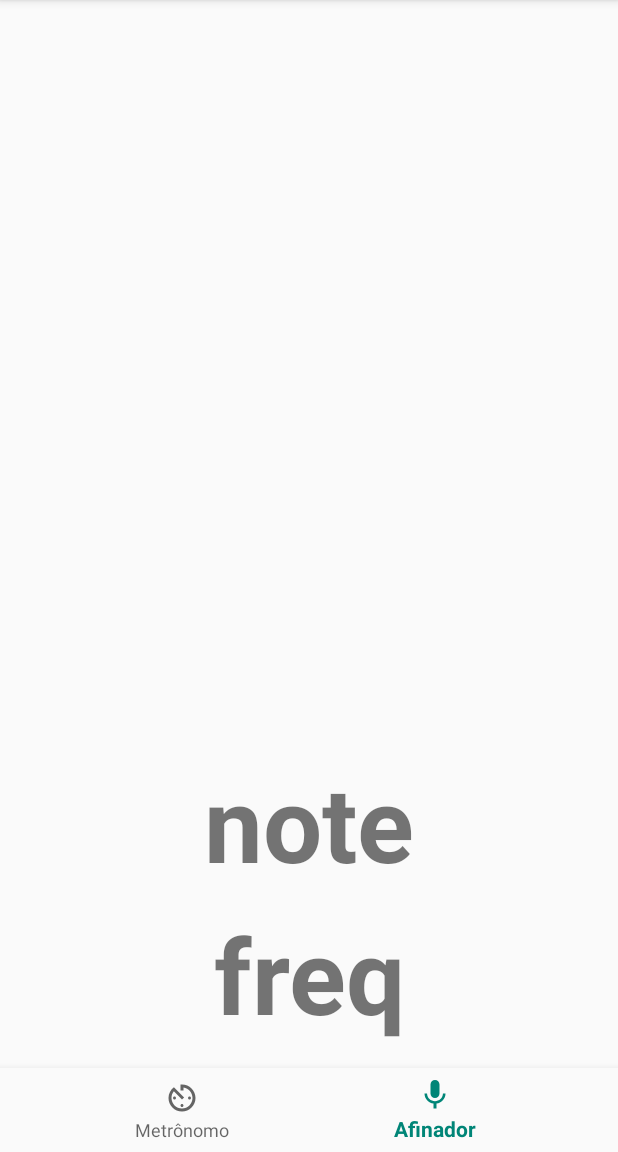
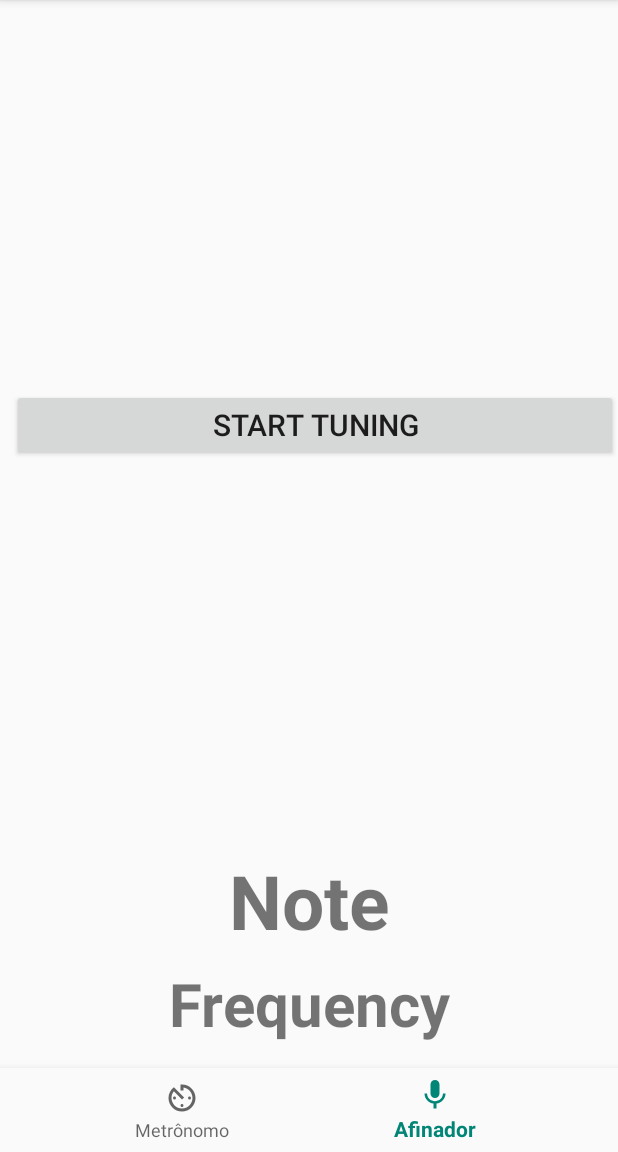
Before and after one commit to andredxc/embarcados, an Android app: the Tuner screen opened directly, with no data from a screen before it, on a phone screen of 412 x 824 dp, the part 84-1236 px from its top. Run offline under Robolectric (Android 15) with nearby library versions, the phone set to English and light mode, and no system bars.

Commit message:
Implemented tuner

```diff
--- a/togepy/app/src/main/res/layout/activity_tuner.xml
+++ b/togepy/app/src/main/res/layout/activity_tuner.xml
@@ -21,18 +21,18 @@
         app:menu="@menu/bottom_nav_menu" />
 
     <LinearLayout
+        android:id="@+id/layoutNote"
         android:layout_width="wrap_content"
         android:layout_height="wrap_content"
         android:layout_marginStart="8dp"
         android:layout_marginLeft="8dp"
-        android:layout_marginTop="8dp"
         android:layout_marginEnd="8dp"
         android:layout_marginRight="8dp"
         android:layout_marginBottom="8dp"
         android:orientation="vertical"
         app:layout_constraintBottom_toTopOf="@+id/nav_view"
         app:layout_constraintEnd_toEndOf="parent"
-        app:layout_constraintStart_toStartOf="parent" >
+        app:layout_constraintStart_toStartOf="parent">
 
         <TextView
             android:id="@+id/pitchNote"
@@ -40,8 +40,8 @@
             android:layout_height="match_parent"
             android:layout_marginBottom="8dp"
             android:gravity="center"
-            android:text="note"
-            android:textSize="70dp"
+            android:text="@string/tunerNoteDefaultText"
+            android:textSize="50sp"
             android:textStyle="bold"
             app:layout_constraintBottom_toBottomOf="parent" />
 
@@ -51,11 +51,51 @@
             android:layout_height="match_parent"
             android:layout_marginBottom="8dp"
             android:gravity="center"
-            android:text="freq"
-            android:textSize="70dp"
+            android:text="@string/tunerFrequencyDefaultText"
+            android:textSize="40sp"
             android:textStyle="bold"
             app:layout_constraintBottom_toBottomOf="parent" />
 
     </LinearLayout>
 
+    <RelativeLayout
+        android:id="@+id/layoutTuner"
+        android:layout_width="0dp"
+        android:layout_height="0dp"
+        android:layout_marginStart="8dp"
+        android:layout_marginLeft="8dp"
+        android:layout_marginTop="8dp"
+        android:layout_marginBottom="8dp"
+        android:orientation="vertical"
+        app:layout_constraintBottom_toTopOf="@+id/layoutNote"
+        app:layout_constraintEnd_toEndOf="parent"
+        app:layout_constraintHorizontal_bias="0.0"
+        app:layout_constraintStart_toStartOf="parent"
+        app:layout_constraintTop_toTopOf="parent"
+        app:layout_constraintVertical_bias="1.0">
+
+        <TextView
+            android:id="@+id/currentString"
+            android:layout_width="wrap_content"
+            android:layout_height="wrap_content"
+            android:layout_alignParentLeft="true"
+            android:layout_alignParentStart="true"
+            android:layout_alignParentRight="true"
+            android:layout_alignParentEnd="true"
+            android:text="@string/currentStringDefaultText"
+            android:textSize="35sp"
+            android:gravity="center"
+            android:visibility="gone"/>
+
+        <Button
+            android:id="@+id/tunerStartButton"
+            android:layout_width="match_parent"
+            android:layout_height="wrap_content"
+            android:layout_centerInParent="true"
+            android:text="@string/tunerStartButtonText"
+            android:textSize="20sp"
+            tools:text="@string/tunerStartButtonText"
+            android:onClick="startTuner"/>
+    </RelativeLayout>
+
 </androidx.constraintlayout.widget.ConstraintLayout>
--- a/togepy/app/src/main/res/values/strings.xml
+++ b/togepy/app/src/main/res/values/strings.xml
@@ -18,4 +18,9 @@
     <string name="title_tuner">Afinador</string>
     <string name="title_activity_test">TestActivity</string>
     <string name="startingTimeSignature">+</string>
+
+    <string name="tunerNoteDefaultText">Note</string>
+    <string name="tunerFrequencyDefaultText">Frequency</string>
+    <string name="tunerStartButtonText">START TUNING</string>
+    <string name="currentStringDefaultText">Current string</string>
 </resources>
```
Also changed, not shown: togepy/app/src/main/java/com/example/togepy/Tuner.java (+60 -12 lines).
